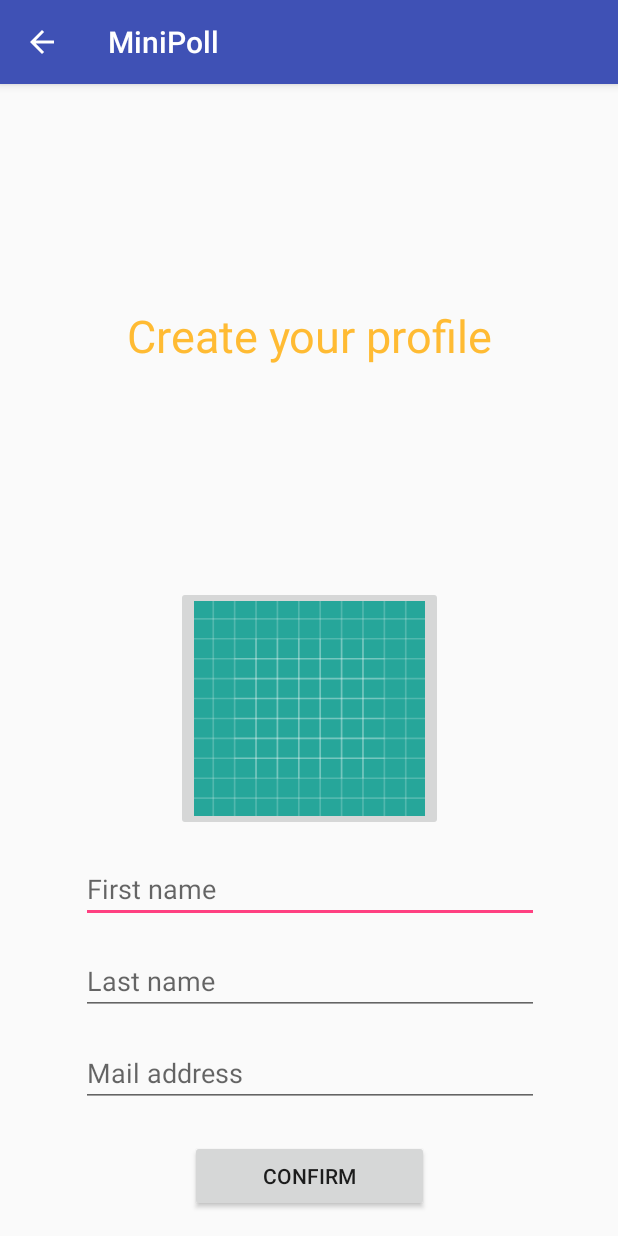
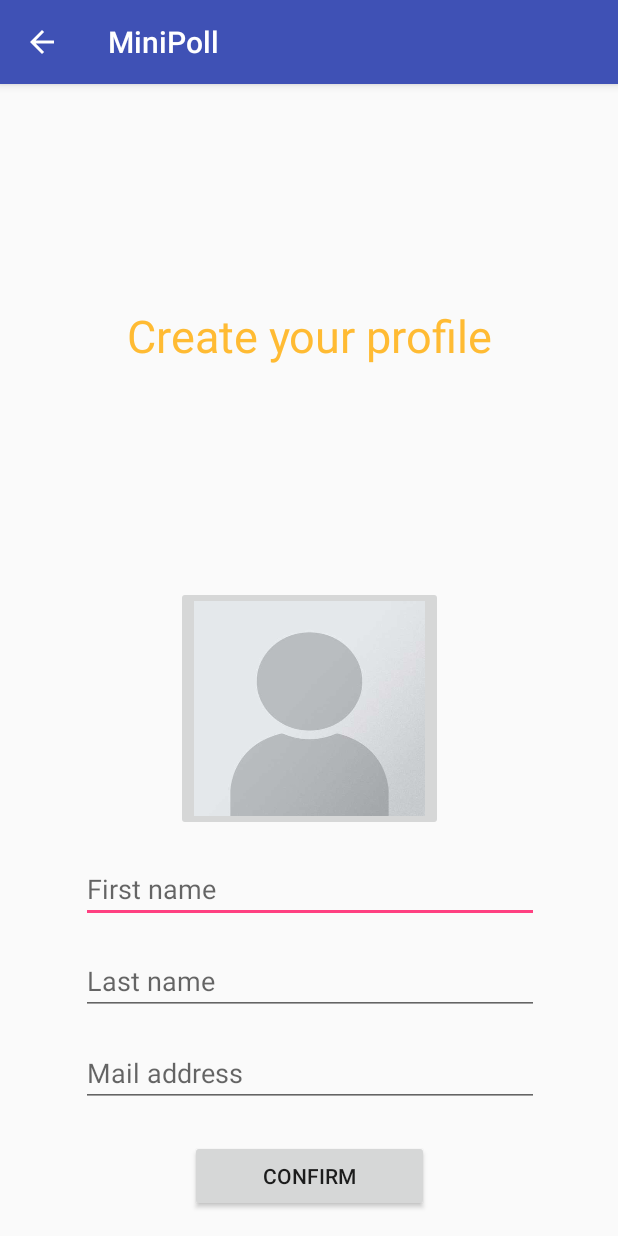
Before and after one commit to agobeaux/LSINF1225Groupe7, an Android app: the ProfileCreationActivity screen opened directly, with no data from a screen before it, on a phone screen of 412 x 824 dp. Run offline under Robolectric (Android 15) with nearby library versions, the phone set to English and light mode, and no system bars.

Commit message:
Picture (Profile Creation Activity) : ok

```diff
--- a/MiniPoll/app/src/main/java/be/groupe7lsinf1225/minipoll/activity/ProfileCreationActivity.java
+++ b/MiniPoll/app/src/main/java/be/groupe7lsinf1225/minipoll/activity/ProfileCreationActivity.java
@@ -14,6 +14,6 @@ public class ProfileCreationActivity extends AppCompatActivity {
         super.onCreate(savedInstanceState);
         setContentView(R.layout.activity_profile_creation);
         ImageButton profileImage = (ImageButton) findViewById(R.id.imageButton4);
-        profileImage.setImageResource(R.drawable.ic_launcher_background);
+        profileImage.setImageResource(R.drawable.profile_placeholder);
     }
 }
--- a/MiniPoll/app/src/main/res/layout/activity_profile_creation.xml
+++ b/MiniPoll/app/src/main/res/layout/activity_profile_creation.xml
@@ -99,7 +99,7 @@
         android:id="@+id/imageButton4"
         android:layout_width="178dp"
         android:layout_height="163dp"
-        android:src="@drawable/default_profile"
+        android:src="@drawable/profile_placeholder"
         android:scaleType="fitXY"
 
         app:layout_constraintBottom_toTopOf="@+id/linearLayout2"
```
